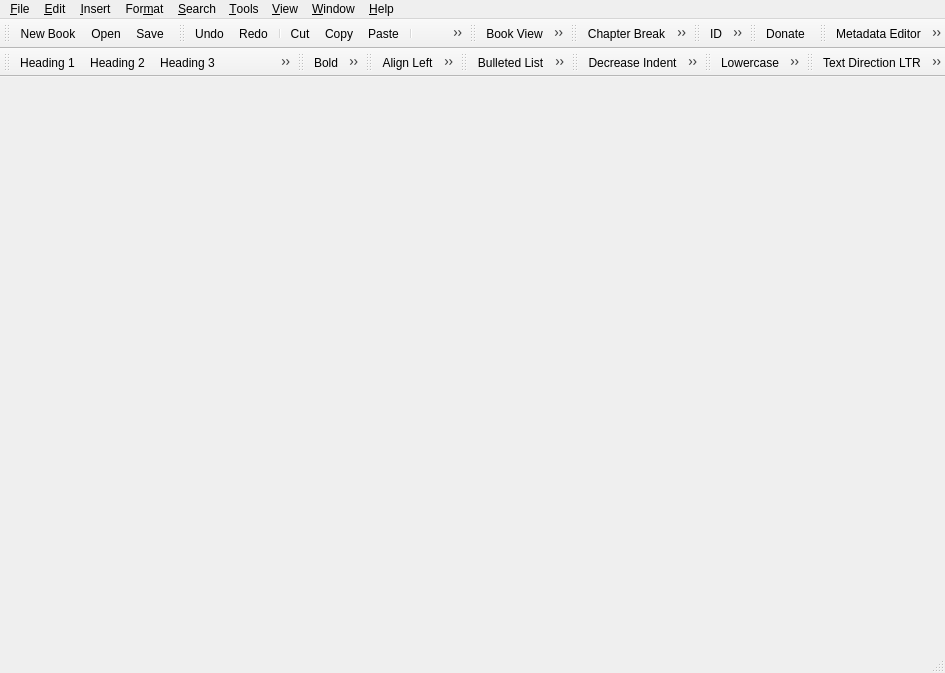
This is src/Sigil/Form_Files/main.ui in Sigil-Ebook/Sigil as Qt 5 draws it before an edit. The edited form follows.
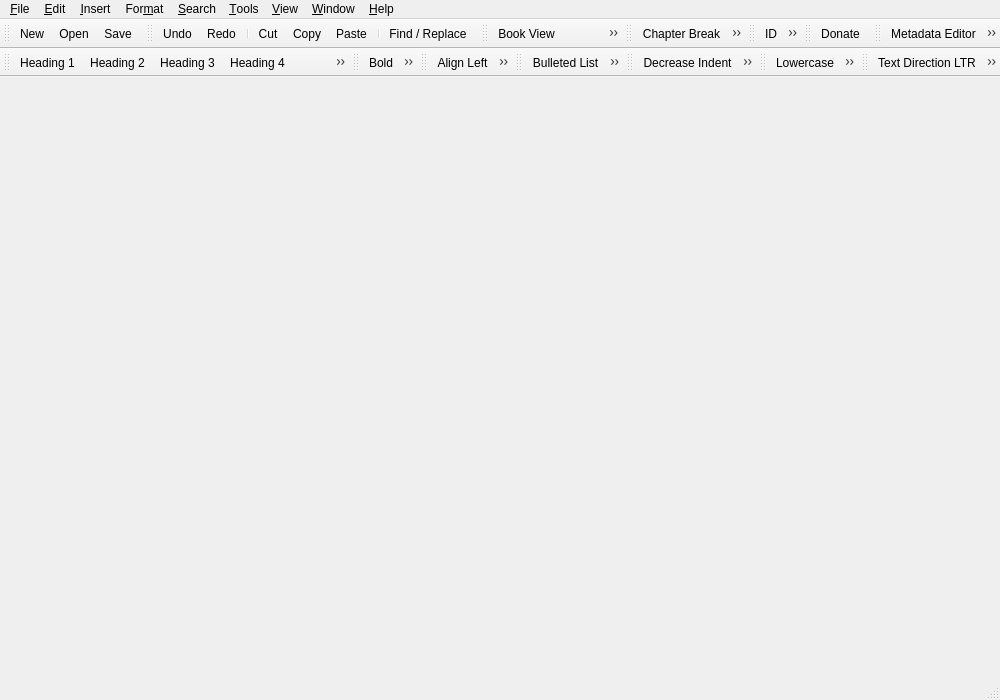
This is the edited form. Icons and pictures are not drawn.

Commit message: Tweaks tooltips for consistency, numbered list icon darker, File menu re-arranged.

What changed in the file:
```diff
--- a/src/Sigil/Form_Files/main.ui
+++ b/src/Sigil/Form_Files/main.ui
@@ -6,8 +6,8 @@
    <rect>
     <x>0</x>
     <y>0</y>
-    <width>945</width>
-    <height>673</height>
+    <width>1000</width>
+    <height>700</height>
    </rect>
   </property>
   <property name="windowTitle">
@@ -523,7 +523,7 @@
      <normaloff>:/main/document-new_22px.png</normaloff>:/main/document-new_22px.png</iconset>
    </property>
    <property name="text">
-    <string>&amp;New Book</string>
+    <string>&amp;New</string>
    </property>
    <property name="toolTip">
     <string>&lt;p style=&quot;padding-top: 0.5em;&quot; &gt;&lt;b&gt;New&lt;/b&gt;&lt;/p&gt;
```
Left out of the diff: 129 changed lines with no effect on the pictures. The commit also changes 2 other files.
